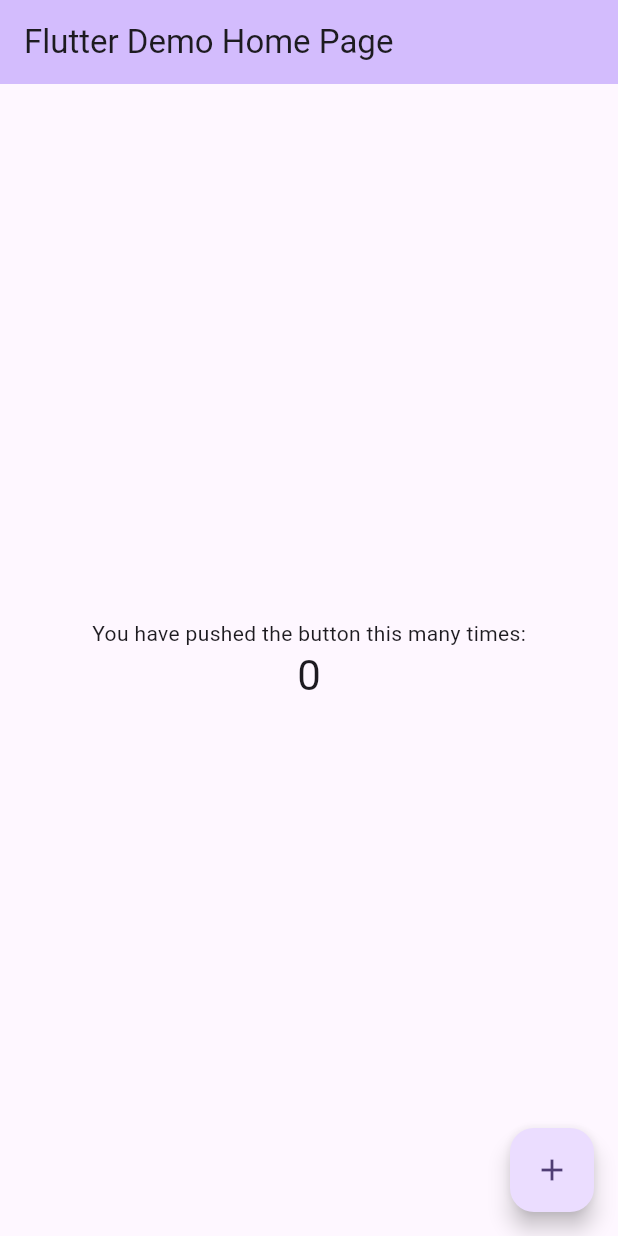
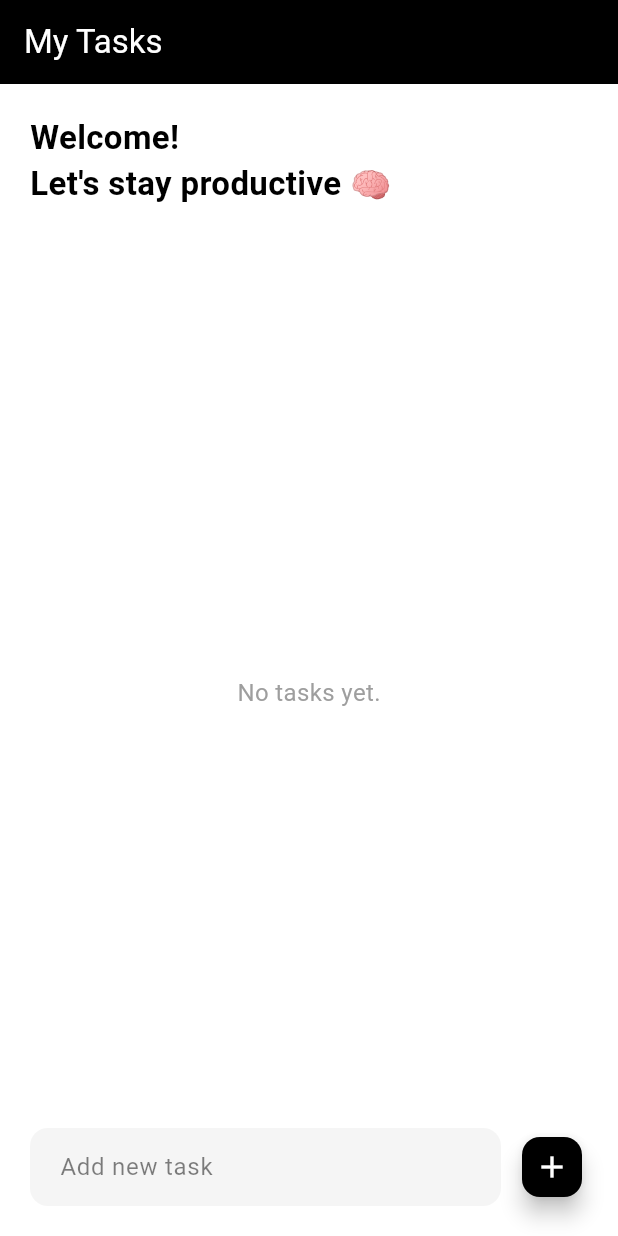
Before and after one commit to Tarawootgit/discipline_app, a Flutter app: the screen it shows after launch, on a phone screen of 412 x 824 dp. Run offline on Flutter 3.47's test engine with Material 3 defaults, Android fonts, the light colour scheme and no system bars.

Commit message:
updtae Todo list

```diff
--- a/lib/main.dart
+++ b/lib/main.dart
@@ -1,3 +1,4 @@
+import 'package:dicipline_application/mainpagemenu.dart';
 import 'package:flutter/material.dart';
 
 void main() {
@@ -54,69 +55,39 @@
 }
 
 class _MyHomePageState extends State<MyHomePage> {
-  int _counter = 0;
-
-  void _incrementCounter() {
-    setState(() {
-      // This call to setState tells the Flutter framework that something has
-      // changed in this State, which causes it to rerun the build method below
-      // so that the display can reflect the updated values. If we changed
-      // _counter without calling setState(), then the build method would not be
-      // called again, and so nothing would appear to happen.
-      _counter++;
-    });
-  }
-
   @override
   Widget build(BuildContext context) {
-    // This method is rerun every time setState is called, for instance as done
-    // by the _incrementCounter method above.
-    //
-    // The Flutter framework has been optimized to make rerunning build methods
-    // fast, so that you can just rebuild anything that needs updating rather
-    // than having to individually change instances of widgets.
-    return Scaffold(
-      appBar: AppBar(
-        // TRY THIS: Try changing the color here to a specific color (to
-        // Colors.amber, perhaps?) and trigger a hot reload to see the AppBar
-        // change color while the other colors stay the same.
-        backgroundColor: Theme.of(context).colorScheme.inversePrimary,
-        // Here we take the value from the MyHomePage object that was created by
-        // the App.build method, and use it to set our appbar title.
-        title: Text(widget.title),
+    return MaterialApp(
+      title: 'Beautiful Todo Page',
+      theme: ThemeData(
+        brightness: Brightness.light,
+        scaffoldBackgroundColor: Colors.white,
+        appBarTheme: const AppBarTheme(
+          backgroundColor: Colors.black,
+          foregroundColor: Colors.white,
+        ),
+        colorScheme: ColorScheme.light(
+          primary: Colors.black,
+          secondary: Colors.grey.shade800,
+        ),
+        useMaterial3: true,
       ),
-      body: Center(
-        // Center is a layout widget. It takes a single child and positions it
-        // in the middle of the parent.
-        child: Column(
-          // Column is also a layout widget. It takes a list of children and
-          // arranges them vertically. By default, it sizes itself to fit its
-          // children horizontally, and tries to be as tall as its parent.
-          //
-          // Column has various properties to control how it sizes itself and
-          // how it positions its children. Here we use mainAxisAlignment to
-          // center the children vertically; the main axis here is the vertical
-          // axis because Columns are vertical (the cross axis would be
-          // horizontal).
-          //
-          // TRY THIS: Invoke "debug painting" (choose the "Toggle Debug Paint"
-          // action in the IDE, or press "p" in the console), to see the
-          // wireframe for each widget.
-          mainAxisAlignment: MainAxisAlignment.center,
-          children: <Widget>[
-            const Text('You have pushed the button this many times:'),
-            Text(
-              '$_counter',
-              style: Theme.of(context).textTheme.headlineMedium,
-            ),
-          ],
+      darkTheme: ThemeData(
+        brightness: Brightness.dark,
+        scaffoldBackgroundColor: Colors.black,
+        appBarTheme: const AppBarTheme(
+          backgroundColor: Colors.white,
+          foregroundColor: Colors.black,
         ),
+        colorScheme: const ColorScheme.dark(
+          primary: Colors.white,
+          secondary: Colors.grey,
+        ),
+        useMaterial3: true,
       ),
-      floatingActionButton: FloatingActionButton(
-        onPressed: _incrementCounter,
-        tooltip: 'Increment',
-        child: const Icon(Icons.add),
-      ), // This trailing comma makes auto-formatting nicer for build methods.
+      themeMode: ThemeMode.system, // or .dark / .light
+      home: const Mainpagemenu(),
+      debugShowCheckedModeBanner: false,
     );
   }
 }
--- /dev/null
+++ b/lib/mainpagemenu.dart
@@ -0,0 +1,179 @@
+import 'package:flutter/material.dart';
+
+class Mainpagemenu extends StatefulWidget {
+  const Mainpagemenu({super.key});
+
+  @override
+  State<Mainpagemenu> createState() => _MainpagemenuState();
+}
+
+class _MainpagemenuState extends State<Mainpagemenu> {
+  final TextEditingController _controllertodo = TextEditingController();
+  final List<TodoItem> _items = [];
+
+  void _additemTodo() {
+    final text = _controllertodo.text.trim();
+    if (text.isNotEmpty) {
+      setState(() {
+        _items.add(TodoItem(text: text));
+        _controllertodo.clear();
+      });
+    }
+  }
+
+  void _toggleCheck(int index, bool? value) {
+    setState(() {
+      _items[index].isDone = value ?? false;
+    });
+  }
+
+  void _clearAll() {
+    setState(() {
+      _items.clear();
+    });
+  }
+
+  @override
+  Widget build(BuildContext context) {
+    final isDark = Theme.of(context).brightness == Brightness.dark;
+    final primaryColor = Theme.of(context).colorScheme.primary;
+    final cardColor = isDark ? Colors.grey[900] : Colors.grey[100];
+    final textColor = Theme.of(context).colorScheme.onBackground;
+
+    return Scaffold(
+      appBar: AppBar(
+        title: Text(
+          'My Tasks',
+          style: TextStyle(
+            color: Theme.of(context).appBarTheme.foregroundColor,
+          ),
+        ),
+        backgroundColor: Theme.of(context).appBarTheme.backgroundColor,
+        elevation: 0,
+      ),
+      body: Column(
+        children: [
+          Container(
+            width: double.infinity,
+            padding: const EdgeInsets.all(20),
+            color: Theme.of(context).scaffoldBackgroundColor,
+            child: Text(
+              'Welcome!\nLet\'s stay productive 🧠',
+              style: TextStyle(
+                fontSize: 22,
+                fontWeight: FontWeight.w600,
+                color: textColor,
+              ),
+            ),
+          ),
+          const SizedBox(height: 12),
+          Expanded(
+            child: _items.isEmpty
+                ? Center(
+                    child: Text(
+                      'No tasks yet.',
+                      style: TextStyle(fontSize: 16, color: Colors.grey),
+                    ),
+                  )
+                : ListView.builder(
+                    padding: const EdgeInsets.symmetric(horizontal: 20),
+                    itemCount: _items.length,
+                    itemBuilder: (context, index) {
+                      final item = _items[index];
+                      return Card(
+                        margin: const EdgeInsets.symmetric(vertical: 8),
+                        color: cardColor,
+                        shape: RoundedRectangleBorder(
+                          borderRadius: BorderRadius.circular(12),
+                        ),
+                        child: Padding(
+                          padding: const EdgeInsets.symmetric(
+                            horizontal: 12,
+                            vertical: 8,
+                          ),
+                          child: Row(
+                            children: [
+                              Checkbox(
+                                value: item.isDone,
+                                onChanged: (value) =>
+                                    _toggleCheck(index, value),
+                                activeColor: primaryColor,
+                              ),
+                              Expanded(
+                                child: Text(
+                                  item.text,
+                                  style: TextStyle(
+                                    fontSize: 16,
+                                    color: textColor,
+                                    decoration: item.isDone
+                                        ? TextDecoration.lineThrough
+                                        : null,
+                                  ),
+                                ),
+                              ),
+                              IconButton(
+                                icon: const Icon(
+                                  Icons.delete,
+                                  color: Colors.redAccent,
+                                ),
+                                onPressed: () {
+                                  setState(() {
+                                    _items.removeAt(index);
+                                  });
+                                },
+                                tooltip: 'Remove task',
+                              ),
+                            ],
+                          ),
+                        ),
+                      );
+                    },
+                  ),
+          ),
+          Padding(
+            padding: const EdgeInsets.fromLTRB(20, 0, 20, 20),
+            child: Row(
+              children: [
+                Expanded(
+                  child: TextField(
+                    controller: _controllertodo,
+                    style: TextStyle(color: textColor),
+                    decoration: InputDecoration(
+                      hintText: 'Add new task',
+                      hintStyle: TextStyle(color: textColor.withOpacity(0.5)),
+                      filled: true,
+                      fillColor: cardColor,
+                      contentPadding: const EdgeInsets.symmetric(
+                        horizontal: 16,
+                        vertical: 14,
+                      ),
+                      border: OutlineInputBorder(
+                        borderRadius: BorderRadius.circular(12),
+                        borderSide: BorderSide.none,
+                      ),
+                    ),
+                    onSubmitted: (_) => _additemTodo(),
+                  ),
+                ),
+                const SizedBox(width: 10),
+                FloatingActionButton(
+                  onPressed: _additemTodo,
+                  backgroundColor: primaryColor,
+                  mini: true,
+                  child: const Icon(Icons.add, color: Colors.white),
+                ),
+              ],
+            ),
+          ),
+        ],
+      ),
+    );
+  }
+}
+
+class TodoItem {
+  String text;
+  bool isDone;
+
+  TodoItem({required this.text, this.isDone = false});
+}
```
